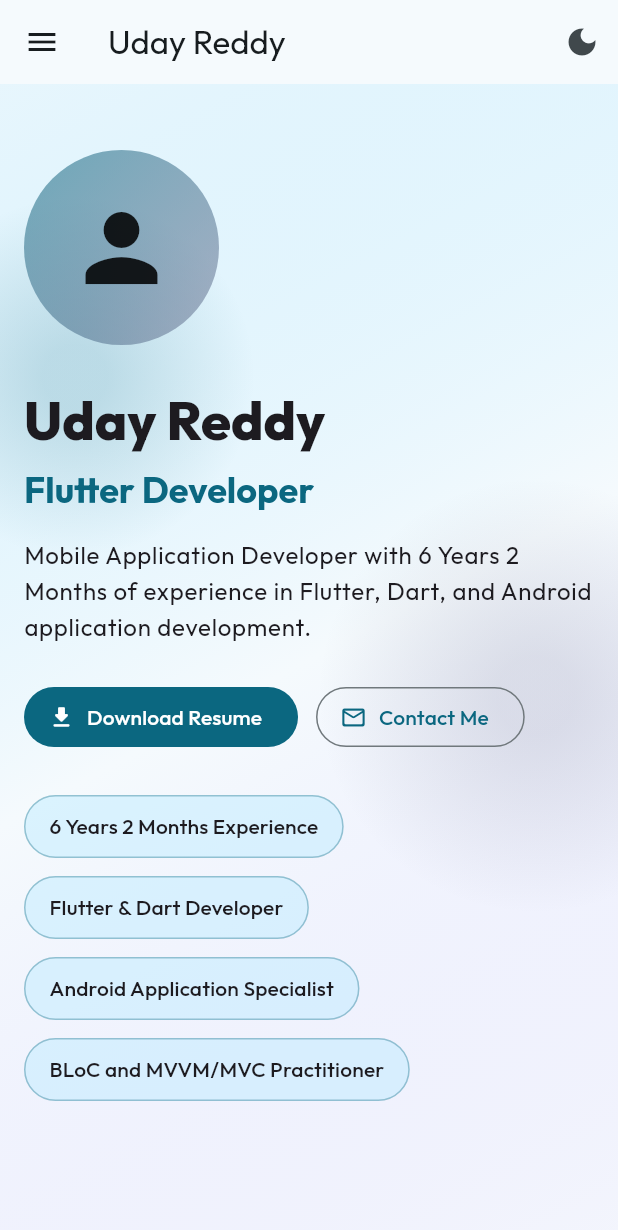
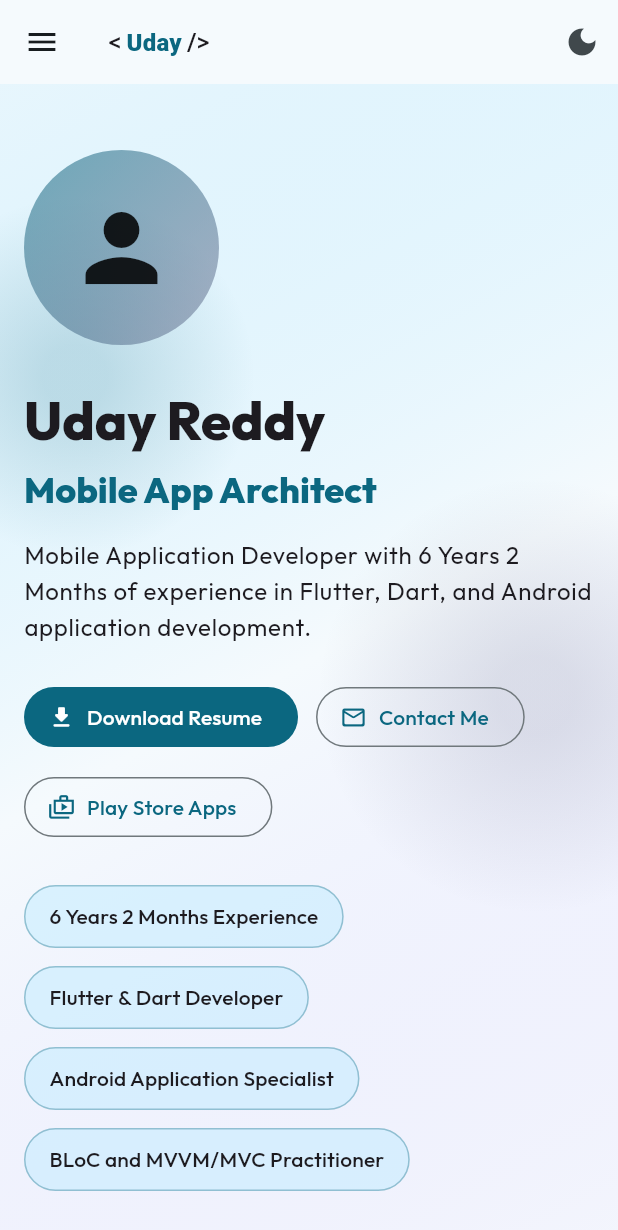
Before and after one commit to uday0117/uday_portifolio, a Flutter app: the screen it shows after launch, on a phone screen of 412 x 824 dp. Shown: the top 1230 px of the screen. Run offline on Flutter 3.47's test engine with Material 3 defaults, Android fonts, the light colour scheme and no system bars; our stand-ins replace google_fonts, shared_preferences.

Commit message:
Refactor HeroSection to use StatefulWidget for dynamic role display and enhance NavigationBarWidget with RichText for improved branding

```diff
--- a/lib/sections/hero_section.dart
+++ b/lib/sections/hero_section.dart
@@ -1,3 +1,5 @@
+import 'dart:async';
+
 import 'package:flutter/material.dart';
 
 import '../core/constants/app_constants.dart';
@@ -7,10 +9,41 @@ import '../data/portfolio_data.dart';
 import '../widgets/hero_badge.dart';
 import '../widgets/section_container.dart';
 
-class HeroSection extends StatelessWidget {
+class HeroSection extends StatefulWidget {
   const HeroSection({required this.onContactTap, super.key});
 
   final VoidCallback onContactTap;
+
+  @override
+  State<HeroSection> createState() => _HeroSectionState();
+}
+
+class _HeroSectionState extends State<HeroSection> {
+  static const _roles = [
+    'Flutter Developer',
+    'Android Specialist',
+    'Mobile App Architect',
+  ];
+
+  late Timer _timer;
+  int _roleIndex = 0;
+
+  @override
+  void initState() {
+    super.initState();
+    _timer = Timer.periodic(const Duration(seconds: 2), (_) {
+      if (!mounted) return;
+      setState(() {
+        _roleIndex = (_roleIndex + 1) % _roles.length;
+      });
+    });
+  }
+
+  @override
+  void dispose() {
+    _timer.cancel();
+    super.dispose();
+  }
 
   @override
   Widget build(BuildContext context) {
@@ -57,13 +90,29 @@ class HeroSection extends StatelessWidget {
                       ),
                     ),
                     const SizedBox(height: 8),
-                    Text(
-                      'Flutter Developer',
-                      style: Theme.of(context).textTheme.headlineSmall
-                          ?.copyWith(
-                            color: Theme.of(context).colorScheme.primary,
-                            fontWeight: FontWeight.w700,
+                    AnimatedSwitcher(
+                      duration: const Duration(milliseconds: 420),
+                      transitionBuilder: (child, animation) {
+                        return FadeTransition(
+                          opacity: animation,
+                          child: SlideTransition(
+                            position: Tween<Offset>(
+                              begin: const Offset(0, 0.25),
+                              end: Offset.zero,
+                            ).animate(animation),
+                            child: child,
                           ),
+                        );
+                      },
+                      child: Text(
+                        _roles[_roleIndex],
+                        key: ValueKey<String>(_roles[_roleIndex]),
+                        style: Theme.of(context).textTheme.headlineSmall
+                            ?.copyWith(
+                              color: Theme.of(context).colorScheme.primary,
+                              fontWeight: FontWeight.w800,
+                            ),
+                      ),
                     ),
                     const SizedBox(height: 16),
                     Text(
@@ -82,9 +131,16 @@ class HeroSection extends StatelessWidget {
                           label: const Text('Download Resume'),
                         ),
                         OutlinedButton.icon(
-                          onPressed: onContactTap,
+                          onPressed: widget.onContactTap,
                           icon: const Icon(Icons.mail_outline_rounded),
                           label: const Text('Contact Me'),
+                        ),
+                        OutlinedButton.icon(
+                          onPressed: () => LaunchUtils.openUrl(
+                            AppConstants.playStoreDeveloperUrl,
+                          ),
+                          icon: const Icon(Icons.shop_2_outlined),
+                          label: const Text('Play Store Apps'),
                         ),
                       ],
                     ),
--- a/lib/widgets/navigation_bar_widget.dart
+++ b/lib/widgets/navigation_bar_widget.dart
@@ -27,7 +27,22 @@ class NavigationBarWidget extends StatelessWidget
 
     if (isMobile) {
       return AppBar(
-        title: const Text('Uday Reddy'),
+        title: RichText(
+          text: TextSpan(
+            style: Theme.of(context).textTheme.titleMedium,
+            children: [
+              const TextSpan(text: '< '),
+              TextSpan(
+                text: 'Uday',
+                style: TextStyle(
+                  color: Theme.of(context).colorScheme.primary,
+                  fontWeight: FontWeight.w800,
+                ),
+              ),
+              const TextSpan(text: ' />'),
+            ],
+          ),
+        ),
         actions: [
           IconButton(
             tooltip: 'Toggle theme',
@@ -51,20 +66,41 @@ class NavigationBarWidget extends StatelessWidget
     return Container(
       padding: const EdgeInsets.symmetric(horizontal: 28, vertical: 14),
       decoration: BoxDecoration(
-        color: Theme.of(context).colorScheme.surface.withValues(alpha: 0.88),
+        color: Theme.of(context).colorScheme.surface.withValues(alpha: 0.76),
         border: Border(
           bottom: BorderSide(
-            color: Theme.of(context).colorScheme.outlineVariant,
+            color: Theme.of(
+              context,
+            ).colorScheme.primary.withValues(alpha: 0.22),
           ),
         ),
+        boxShadow: [
+          BoxShadow(
+            color: Theme.of(
+              context,
+            ).colorScheme.primary.withValues(alpha: 0.08),
+            blurRadius: 22,
+            offset: const Offset(0, 8),
+          ),
+        ],
       ),
       child: Row(
         children: [
-          Text(
-            'Uday Reddy',
-            style: Theme.of(
-              context,
-            ).textTheme.titleMedium?.copyWith(fontWeight: FontWeight.w700),
+          RichText(
+            text: TextSpan(
+              style: Theme.of(context).textTheme.titleLarge,
+              children: [
+                const TextSpan(text: '< '),
+                TextSpan(
+                  text: 'Uday',
+                  style: TextStyle(
+                    color: Theme.of(context).colorScheme.primary,
+                    fontWeight: FontWeight.w800,
+                  ),
+                ),
+                const TextSpan(text: ' />'),
+              ],
+            ),
           ),
           const Spacer(),
           Wrap(
```
Also changed, not shown: lib/widgets/project_card.dart (+39 -15 lines).
